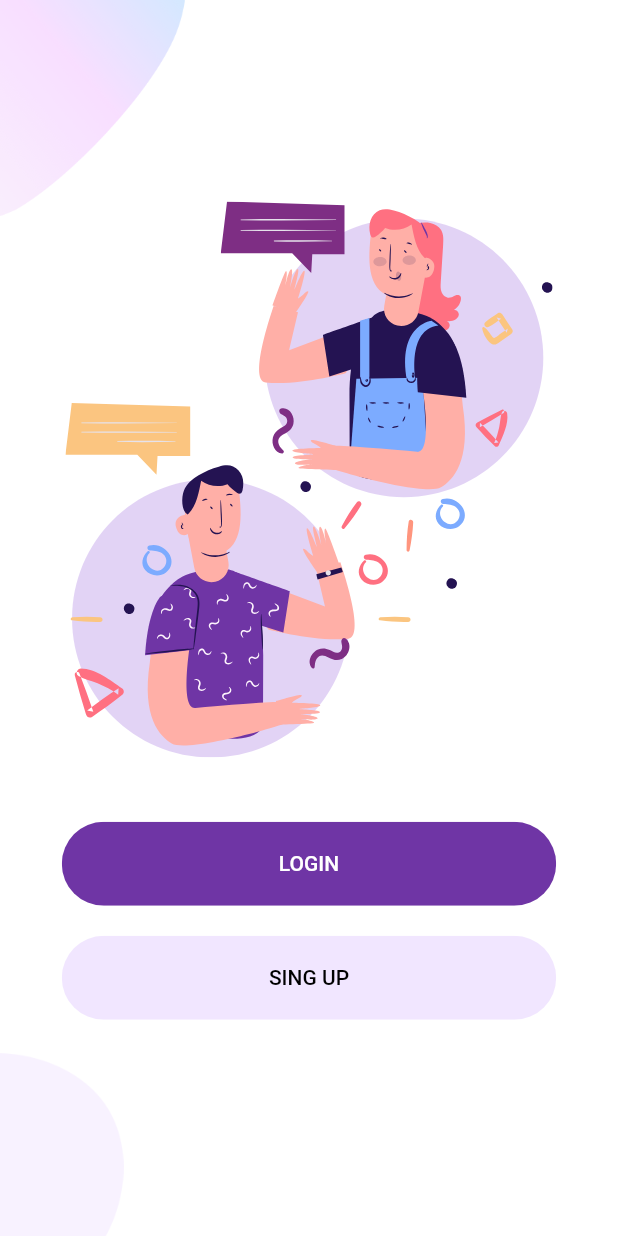
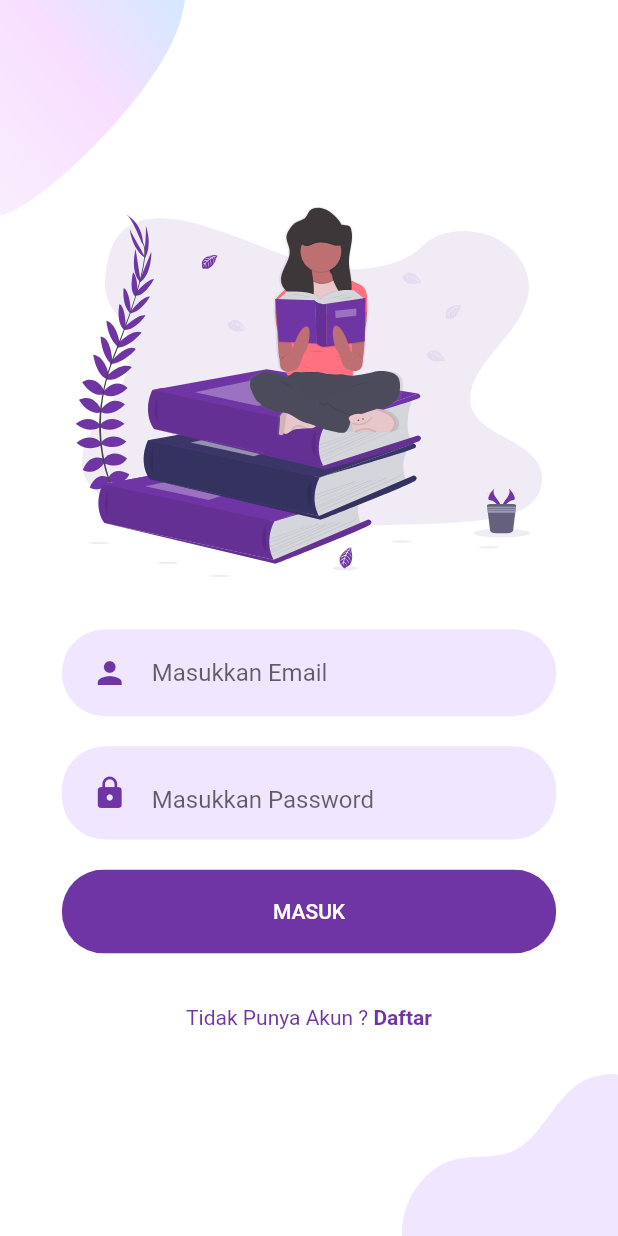
Before and after one commit to alwijein/anti-ngaret, a Flutter app: the screen it shows after launch, on a phone screen of 412 x 824 dp. Run offline on Flutter 3.47's test engine with Material 2 defaults, Android fonts, the light colour scheme and no system bars; our stand-ins replace flutter_svg.

Commit message:
delete welcome and create home screen

```diff
--- a/lib/Screens/Login/components/body.dart
+++ b/lib/Screens/Login/components/body.dart
@@ -23,8 +23,8 @@ class Body extends StatelessWidget {
           mainAxisAlignment: MainAxisAlignment.center,
           children: <Widget>[
             SvgPicture.asset(
-              "assets/icons/login.svg",
-              height: size.height * 0.35,
+              "assets/icons/book_lover.svg",
+              height: size.height * 0.3,
             ),
             SizedBox(
               height: size.height * 0.03,
@@ -39,7 +39,7 @@ class Body extends StatelessWidget {
             RoundedButton(
               text: "MASUK",
               press: () {
-                Navigator.push(
+                Navigator.pushReplacement(
                   context,
                   MaterialPageRoute(builder: (context) {
                     return HomeScreen();
--- a/lib/Screens/Register/components/social_lite.dart
+++ b/lib/Screens/Register/components/social_lite.dart
@@ -15,6 +15,8 @@ class SocialLite extends StatelessWidget {
   Widget build(BuildContext context) {
     return GestureDetector(
       onTap: press,
+      child: InkWell(
+        splashColor: Colors.amber,
         child: Container(
           margin: EdgeInsets.symmetric(horizontal: 10),
           padding: EdgeInsets.all(15),
@@ -32,6 +34,7 @@ class SocialLite extends StatelessWidget {
             width: 20,
           ),
         ),
+      ),
     );
   }
 }
--- a/lib/Screens/Welcome/components/background.dart
+++ /dev/null
@@ -1,41 +0,0 @@
-import 'package:flutter/material.dart';
-
-class Background extends StatelessWidget {
-  final Widget child;
-  const Background({
-    Key key,
-    @required this.child,
-  }) : super(key: key);
-
-  @override
-  Widget build(BuildContext context) {
-    // membuat variable sixe untuk menampung total tinggi dan lebar dari layar
-    Size size = MediaQuery.of(context).size;
-    return Container(
-      height: size.height,
-      width: double.infinity,
-      child: Stack(
-        alignment: Alignment.center,
-        children: <Widget>[
-          Positioned(
-            top: 0,
-            left: 0,
-            child: Image.asset(
-              "assets/images/main_top.png",
-              width: size.width * 0.3,
-            ),
-          ),
-          Positioned(
-            bottom: 0,
-            left: 0,
-            child: Image.asset(
-              "assets/images/main_bottom.png",
-              width: size.width * 0.2,
-            ),
-          ),
-          child,
-        ],
-      ),
-    );
-  }
-}
--- a/lib/Screens/Welcome/components/body.dart
+++ /dev/null
@@ -1,59 +0,0 @@
-import 'package:flutter/material.dart';
-import 'package:flutter_svg/flutter_svg.dart';
-import 'package:latihan_x0x0x/Screens/Login/login_screen.dart';
-import 'package:latihan_x0x0x/Screens/Register/register_screen.dart';
-import 'package:latihan_x0x0x/Screens/Welcome/components/background.dart';
-import 'package:latihan_x0x0x/components/rounded_button.dart';
-import 'package:latihan_x0x0x/constants.dart';
-
-class Body extends StatelessWidget {
-  @override
-  Widget build(BuildContext context) {
-    // membuat variable sixe untuk menampung total tinggi dan lebar dari layar
-    Size size = MediaQuery.of(context).size;
-    return Background(
-      child: SingleChildScrollView(
-        child: Column(
-          mainAxisAlignment: MainAxisAlignment.center,
-          children: [
-            SvgPicture.asset(
-              "assets/icons/chat.svg",
-              height: size.height * 0.45,
-            ),
-            SizedBox(
-              height: size.height * 0.04,
-            ),
-            RoundedButton(
-              text: "LOGIN",
-              press: () {
-                Navigator.push(
-                  context,
-                  MaterialPageRoute(
-                    builder: (context) {
-                      return LoginScreen();
-                    },
-                  ),
-                );
-              },
-            ),
-            RoundedButton(
-              text: "SING UP",
-              color: kPrimartLightColor,
-              textColor: Colors.black,
-              press: () {
-                Navigator.push(
-                  context,
-                  MaterialPageRoute(
-                    builder: (context) {
-                      return RegisterScreen();
-                    },
-                  ),
-                );
-              },
-            ),
-          ],
-        ),
-      ),
-    );
-  }
-}
--- a/lib/Screens/Welcome/welcome_screen.dart
+++ /dev/null
@@ -1,11 +0,0 @@
-import 'package:flutter/material.dart';
-import 'package:latihan_x0x0x/Screens/Welcome/components/body.dart';
-
-class WelcomeScreen extends StatelessWidget {
-  @override
-  Widget build(BuildContext context) {
-    return Scaffold(
-      body: Body(),
-    );
-  }
-}
--- a/lib/main.dart
+++ b/lib/main.dart
@@ -1,5 +1,5 @@
 import 'package:flutter/material.dart';
-import 'package:latihan_x0x0x/Screens/Welcome/welcome_screen.dart';
+import 'package:latihan_x0x0x/Screens/Login/login_screen.dart';
 import 'package:latihan_x0x0x/constants.dart';
 
 void main() {
@@ -12,12 +12,12 @@ class MyApp extends StatelessWidget {
   Widget build(BuildContext context) {
     return MaterialApp(
       debugShowCheckedModeBanner: false,
-      title: 'Deadline',
+      title: 'Kuliah Online',
       theme: ThemeData(
         primaryColor: kPrimaryColor,
         scaffoldBackgroundColor: Colors.white,
       ),
-      home: WelcomeScreen(),
+      home: LoginScreen(),
     );
   }
 }
```
Also changed, not shown: lib/Screens/Home/home_screen.dart (+14 -1 lines), lib/Screens/Register/components/body.dart (+12 -7 lines), assets/icons/book_lover.svg (added). Lines whose indentation alone changed are shown as unchanged.
